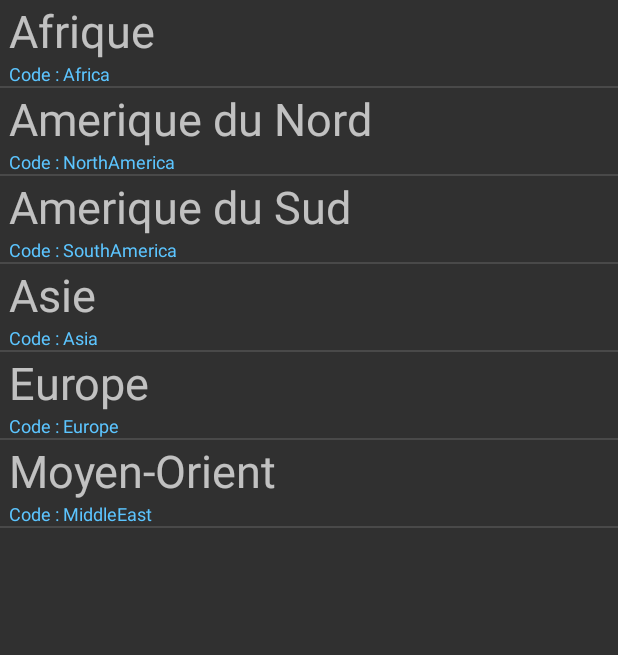
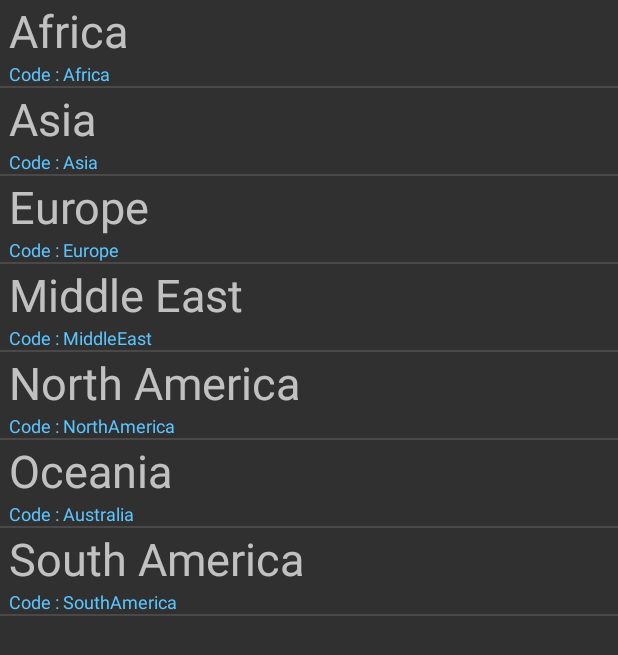
Before and after one commit to Nitorac/SygicMapsDownloader, an Android app: the screen it shows after launch (ContinentActivity), on a phone screen of 412 x 824 dp. Shown: the top 655 px of the screen. Run offline under Robolectric (Android 15) with nearby library versions, the light colour scheme and no system bars.

Commit message:
- Added Oceania - Finished to add Europe countries

```diff
--- a/app/src/main/AndroidManifest.xml
+++ b/app/src/main/AndroidManifest.xml
@@ -23,11 +23,6 @@
             </intent-filter>
         </activity>
         <activity
-            android:name=".ListStartActivity"
-            android:label="@string/app_name"
-            android:screenOrientation="portrait" >
-        </activity>
-        <activity
             android:name=".ContinentActivity"
             android:label="@string/app_name"
             android:screenOrientation="portrait" >
--- a/app/src/main/java/com/nitorac/sygicdownloader/ContinentActivity.java
+++ b/app/src/main/java/com/nitorac/sygicdownloader/ContinentActivity.java
@@ -1,36 +1,50 @@
 package com.nitorac.sygicdownloader;
 
-import android.app.Application;
+import android.app.ListActivity;
+import android.content.Context;
 import android.content.DialogInterface;
 import android.content.Intent;
 import android.graphics.Bitmap;
-import android.graphics.BitmapFactory;
-import android.support.v7.app.ActionBarActivity;
+import android.os.Bundle;
 import android.support.v7.app.AlertDialog;
 import android.view.View;
 import android.widget.ListView;
 import android.widget.TextView;
-import android.widget.Toast;
 
-import com.nitorac.sygicdownloader.ListStartActivity;
-import com.nitorac.sygicdownloader.MainActivity;
 import com.nitorac.sygicdownloader.liststartitems.Arrays;
 import com.nitorac.sygicdownloader.liststartitems.Items;
+import com.nitorac.sygicdownloader.liststartitems.ListStartAdapter;
 
 import java.util.ArrayList;
+import java.util.Comparator;
 
 /**
  * Created by Nitorac.
  */
-public class ContinentActivity extends ListStartActivity{
+public class ContinentActivity extends ListActivity {
 
-        public static Bitmap fake = Bitmap.createBitmap(1, 1, Bitmap.Config.ARGB_8888);
+    public static Bitmap fake = Bitmap.createBitmap(1, 1, Bitmap.Config.ARGB_8888);
+    public Context c;
 
-        @Override
+    public void onCreate(Bundle bundle) {
+        super.onCreate(bundle);
+        c = getApplicationContext();
+        ListStartAdapter adapter = new ListStartAdapter(this, generateData());
+        adapter.sort(new Comparator<Items>() {
+            @Override
+            public int compare(Items lhs, Items rhs) {
+                return lhs.getTitle().compareTo(rhs.getTitle());
+            }
+        });
+        setListAdapter(adapter);
+    }
+
         public ArrayList<Items> generateData(){
+
+            Arrays array = new Arrays(c);
             ArrayList<Items> items = new ArrayList<Items>();
-            for(int i = 0; i< Arrays.continent.length;i++) {
-                items.add(new Items(Arrays.continent[i], Arrays.continent_code[i], fake));
+            for(int i = 0; i< array.continent.length;i++) {
+                items.add(new Items(array.continent[i], array.continent_code[i], fake));
             }
             return items;
         }
--- a/app/src/main/java/com/nitorac/sygicdownloader/ListStartActivity.java
+++ /dev/null
@@ -1,52 +0,0 @@
-package com.nitorac.sygicdownloader;
-
-import android.app.ListActivity;
-import android.graphics.BitmapFactory;
-import android.os.Bundle;
-import android.view.View;
-import android.widget.ListView;
-import android.widget.Toast;
-
-
-import com.nitorac.sygicdownloader.liststartitems.Items;
-import com.nitorac.sygicdownloader.liststartitems.ListStartAdapter;
-import com.nitorac.sygicdownloader.liststartitems.Arrays;
-
-import java.util.ArrayList;
-import java.util.Comparator;
-
-/**
- * Created by Nitorac.
- */
-public class ListStartActivity extends ListActivity {
-    public void onCreate(Bundle bundle) {
-        super.onCreate(bundle);
-        otherCode();
-
-        ListStartAdapter adapter = new ListStartAdapter(this, generateData());
-        adapter.sort(new Comparator<Items>() {
-            @Override
-            public int compare(Items lhs, Items rhs) {
-                return lhs.getTitle().compareTo(rhs.getTitle());
-            }
-        });
-        setListAdapter(adapter);
-    }
-
-    public void otherCode(){
-
-    }
-
-    public ArrayList<Items> generateData(){
-        ArrayList<Items> items = new ArrayList<Items>();
-        for(int i = 0; i< Arrays.country_eu.length;i++) {
-            items.add(new Items(Arrays.country_eu[i], Arrays.country_code_eu[i], BitmapFactory.decodeResource(getResources(), Arrays.flag_eu[i])));
-        }
-        return items;
-    }
-
-    @Override
-    public void onListItemClick (ListView l, View v, int position, long id){
-        Toast.makeText(this, "Numero : " + position + "; Code : " + Arrays.country_code_eu[(int)id], Toast.LENGTH_SHORT).show();
-    }
-}
--- a/app/src/main/java/com/nitorac/sygicdownloader/MainActivity.java
+++ b/app/src/main/java/com/nitorac/sygicdownloader/MainActivity.java
@@ -1,12 +1,10 @@
 package com.nitorac.sygicdownloader;
 
-import android.app.ProgressDialog;
 import android.content.DialogInterface;
 import android.content.Intent;
 import android.content.SharedPreferences;
 import android.graphics.Bitmap;
 import android.graphics.drawable.BitmapDrawable;
-import android.graphics.drawable.Drawable;
 import android.preference.PreferenceManager;
 import android.support.v7.app.ActionBar;
 import android.support.v7.app.ActionBarActivity;
@@ -15,9 +13,6 @@ import android.support.v7.app.AlertDialog;
 import android.util.Log;
 import android.view.Menu;
 import android.view.MenuItem;
-import android.view.View;
-import android.widget.AdapterView;
-import android.widget.ArrayAdapter;
 import android.widget.ListView;
 import android.widget.TextView;
 import android.widget.Toast;
@@ -41,10 +36,8 @@ public class MainActivity extends ActionBarActivity {
     public static int year_maj = 0;
     public String[] maj_list;
 
-    public String pass_continent;
     public String pass_country;
     public String pass_country_code;
-    public int pass_flag;
 
     public ListView listView;
 
@@ -126,16 +119,14 @@ public class MainActivity extends ActionBarActivity {
         {
             try {
             continent_chosen = data.getStringExtra("CONTINENT");
-            Toast.makeText(this,"Continent : " + continent_chosen,Toast.LENGTH_LONG).show();
             }catch(Exception e){
-                Toast.makeText(this,"Failed !",Toast.LENGTH_LONG).show();
+                e.printStackTrace();
             }
             if(!continent_chosen.isEmpty())
                 getCountry();
         }else if(requestCode==2) {
             try {
             country_chosen = data.getStringExtra("COUNTRY");
-            Toast.makeText(this, "Pays : " + country_chosen, Toast.LENGTH_LONG).show();
             Bitmap flagIcon = data.getParcelableExtra("FLAG");
             String name_country = data.getStringExtra("NAME");
 
--- a/app/src/main/java/com/nitorac/sygicdownloader/liststartitems/Arrays.java
+++ b/app/src/main/java/com/nitorac/sygicdownloader/liststartitems/Arrays.java
@@ -1,4 +1,6 @@
 package com.nitorac.sygicdownloader.liststartitems;
+
+import android.content.Context;
 
 import com.nitorac.sygicdownloader.R;
 
@@ -7,32 +9,47 @@ import com.nitorac.sygicdownloader.R;
  */
 public class Arrays {
 
+    public Context c;
+
+    public Arrays(Context c){
+        this.c = c;
+        country_eu = c.getResources().getStringArray(R.array.country_eu);
+        continent = c.getResources().getStringArray(R.array.continent);
+    }
+
     //Doit respecter le meme ordre !!!!
+    public String[] country_af = {};
+    public String[] country_code_af = {};
+    public Integer[] flag_af = {};
 
-    public static String[] country_af = {};
-    public static String[] country_code_af = {};
-    public static Integer[] flag_af = {};
+    public String[] country_as = {};
+    public String[] country_code_as = {};
+    public Integer[] flag_as = {};
 
-    public static String[] country_as = {};
-    public static String[] country_code_as = {};
-    public static Integer[] flag_as = {};
+    public String[] country_aus = {"Error"};
+    public String[] country_code_aus = {"err"};
+    public Integer[] flag_aus = {R.drawable.ic_action_name};
 
-    public static String[] country_eu = {"Albanie",         "Andorre",        "Autriche"      ,"Biélorussie",    "Belgique",       "Bosnie Herzégovine",   "Bulgarie",        "Croatie",        "Chypre",     "République Tchèque",   "Danemark",       "Estonie",      "Finlande",   "France",      "Allemagne",       "Gibraltar",        "Grèce",        "Hongrie"};
-    public static String[] country_code_eu = {"alb",             "and",          "aut",          "blr",        "bel",                 "bih",                "bgr",          "hrv",            "cyp",             "cze",             "dnk",             "est",             "fin",      "fra",          "deu",              "gib",            "grc",            "hun"};
-    public static Integer[] flag_eu = {R.mipmap.albania, R.mipmap.andorra, R.mipmap.austria, R.mipmap.belarus, R.mipmap.belgium, R.mipmap.bosniaherze, R.mipmap.bulgaria,R.mipmap.croatia,R.mipmap.cyprus,R.mipmap.czechrepublic,R.mipmap.denmark,R.mipmap.estonia,R.mipmap.finland,R.mipmap.france,R.mipmap.germany,R.mipmap.gibraltar,R.mipmap.greece,R.mipmap.hungary};
+    public String[] country_eu;
+    public String[] country_code_eu = {"alb","and","aut","blr","bel","bih","bgr","hrv","cyp","cze","dnk","est","fin","fra","deu","gib","grc","hun","irl","ita","lva","lie","ltu","lux","mlt","mco","mne","nld","nor","pol","prt","mda","rou","rus","smr","srb","svk","svn","esp","swe","che","mkd","tur","ukr","gbr","vat"};
+    public Integer[] flag_eu = {R.mipmap.albania, R.mipmap.andorra, R.mipmap.austria, R.mipmap.belarus, R.mipmap.belgium, R.mipmap.bosniaherze, R.mipmap.bulgaria,R.mipmap.croatia,R.mipmap.cyprus,R.mipmap.czechrepublic,R.mipmap.denmark,R.mipmap.estonia,R.mipmap.finland,R.mipmap.france,R.mipmap.germany,R.mipmap.gibraltar,R.mipmap.greece,R.mipmap.hungary,R.mipmap.ireland,R.mipmap.italy,R.mipmap.latvia,R.mipmap.liechtenshein,R.mipmap.lithuania,R.mipmap.luxembourg,R.mipmap.malta,R.mipmap.monaco,R.mipmap.montenegro,R.mipmap.netherlands,R.mipmap.norway,R.mipmap.poland,R.mipmap.portugal,R.mipmap.moldova,R.mipmap.romania,R.mipmap.russia,R.mipmap.sanmarino,R.mipmap.serbia,R.mipmap.slovakia,R.mipmap.slovenia,R.mipmap.spain,R.mipmap.sweden,R.mipmap.switzerland,R.mipmap.macedonia,R.mipmap.turkey,R.mipmap.ukraine,R.mipmap.uk,R.mipmap.vatican};
 
-    public static String[] country_mo = {};
-    public static String[] country_code_mo = {};
-    public static Integer[] flag_mo = {};
+    public String[] country_mo = {};
+    public String[] country_code_mo = {};
+    public Integer[] flag_mo = {};
 
-    public static String[] country_adn = {};
-    public static String[] country_code_adn = {};
-    public static Integer[] flag_adn = {};
+    public String[] country_adn = {};
+    public String[] country_code_adn = {};
+    public Integer[] flag_adn = {};
 
-    public static String[] country_ads = {};
-    public static String[] country_code_ads = {};
-    public static Integer[] flag_ads = {};
+    public String[] country_ads = {};
+    public String[] country_code_ads = {};
+    public Integer[] flag_ads = {};
 
-    public static String[] continent = {"Afrique","Asie","Europe","Moyen-Orient","Amerique du Nord","Amerique du Sud"};
-    public static String[] continent_code = {"Africa","Asia","Europe","MiddleEast","NorthAmerica","SouthAmerica"};
+    public String[] continent;
+    public String[] continent_code = {"Africa","Asia","Australia","Europe","MiddleEast","NorthAmerica","SouthAmerica"};
+
+    public String[] error_country = {"Error"};
+    public String[] error_country_code = {"err"};
+    public Integer[] error_flag = {R.drawable.ic_action_name};
 }
--- a/app/src/main/res/values/arrays.xml
+++ b/app/src/main/res/values/arrays.xml
@@ -1,17 +1,61 @@
 <?xml version="1.0" encoding="utf-8"?>
 <resources>
-    <array name="country_eu">
-        <item>Albanie</item>
-        <item>Albanie</item>
-        <item>Albanie</item>
-        <item>Albanie</item>
-        <item>Albanie</item>
-        <item>Albanie</item>
-        <item>Albanie</item>
-        <item>Albanie</item>
-        <item>Albanie</item>
-        <item>Albanie</item>
-        <item>Albanie</item>
-        <item>Albanie</item>
-    </array>
+    <string-array name="continent">
+        <item>Africa</item>
+        <item>Asia</item>
+        <item>Oceania</item>
+        <item>Europe</item>
+        <item>Middle East</item>
+        <item>North America</item>
+        <item>South America</item>
+    </string-array>
+
+    <string-array name="country_eu">
+        <item>Albania</item>
+        <item>Andorra</item>
+        <item>Austria</item>
+        <item>Belarus</item>
+        <item>Belgium</item>
+        <item>Bosnia and Herzegovina</item>
+        <item>Bulgaria</item>
+        <item>Croatia</item>
+        <item>Cyprus</item>
+        <item>Czech Republic</item>
+        <item>Denmark</item>
+        <item>Estonia</item>
+        <item>Finland</item>
+        <item>France</item>
+        <item>Germany</item>
+        <item>Gibraltar</item>
+        <item>Greece</item>
+        <item>Hungary</item>
+        <item>Ireland</item>
+        <item>Italy</item>
+        <item>Latvia</item>
+        <item>Liechtenstein</item>
+        <item>Lithuania</item>
+        <item>Luxembourg</item>
+        <item>Malta</item>
+        <item>Monaco</item>
+        <item>Montenegro</item>
+        <item>Netherlands</item>
+        <item>Norway</item>
+        <item>Poland</item>
+        <item>Portugal</item>
+        <item>Moldova</item>
+        <item>Romania</item>
+        <item>Russian Federation</item>
+        <item>San Marino</item>
+        <item>Serbia</item>
+        <item>Slovakia</item>
+        <item>Slovenia</item>
+        <item>Spain</item>
+        <item>Sweden</item>
+        <item>Switzerland</item>
+        <item>Macedonia</item>
+        <item>Turkey</item>
+        <item>Ukraine</item>
+        <item>United Kingdom</item>
+        <item>Vatican</item>
+    </string-array>
 </resources>
```
Also changed, not shown: app/src/main/java/com/nitorac/sygicdownloader/CountryActivity.java (+50 -21 lines).
